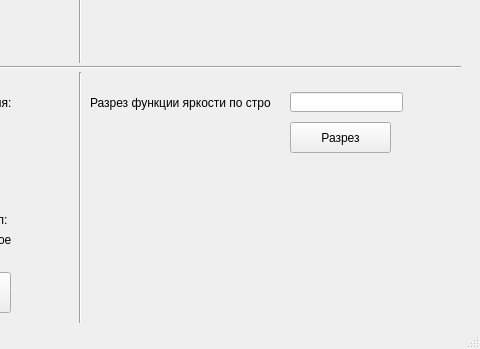
This is untitled.ui in johuex/filter_image as Qt 5 draws it before an edit; both pictures show x 320 to 800 and y 338 to 687 of the 800 by 687 pixel window. The edited form follows.
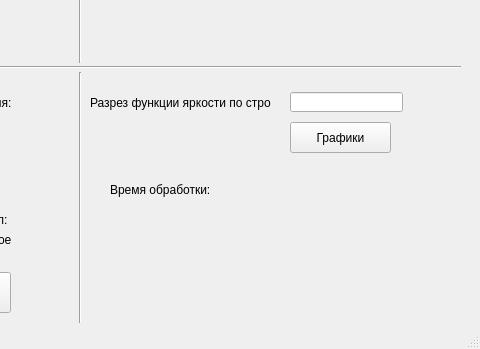
This is the edited form.

```diff
--- a/untitled.ui
+++ b/untitled.ui
@@ -154,7 +154,7 @@
      </rect>
     </property>
     <property name="text">
-     <string>Разрез</string>
+     <string>Графики</string>
     </property>
    </widget>
    <widget class="QLabel" name="original_im">
@@ -487,6 +487,32 @@
      <string>Тип:</string>
     </property>
    </widget>
+   <widget class="QLabel" name="label_19">
+    <property name="geometry">
+     <rect>
+      <x>430</x>
+      <y>520</y>
+      <width>101</width>
+      <height>16</height>
+     </rect>
+    </property>
+    <property name="text">
+     <string>Время обработки:</string>
+    </property>
+   </widget>
+   <widget class="QLabel" name="label_20">
+    <property name="geometry">
+     <rect>
+      <x>540</x>
+      <y>520</y>
+      <width>191</width>
+      <height>41</height>
+     </rect>
+    </property>
+    <property name="text">
+     <string/>
+    </property>
+   </widget>
   </widget>
   <widget class="QStatusBar" name="statusbar"/>
  </widget>
```
